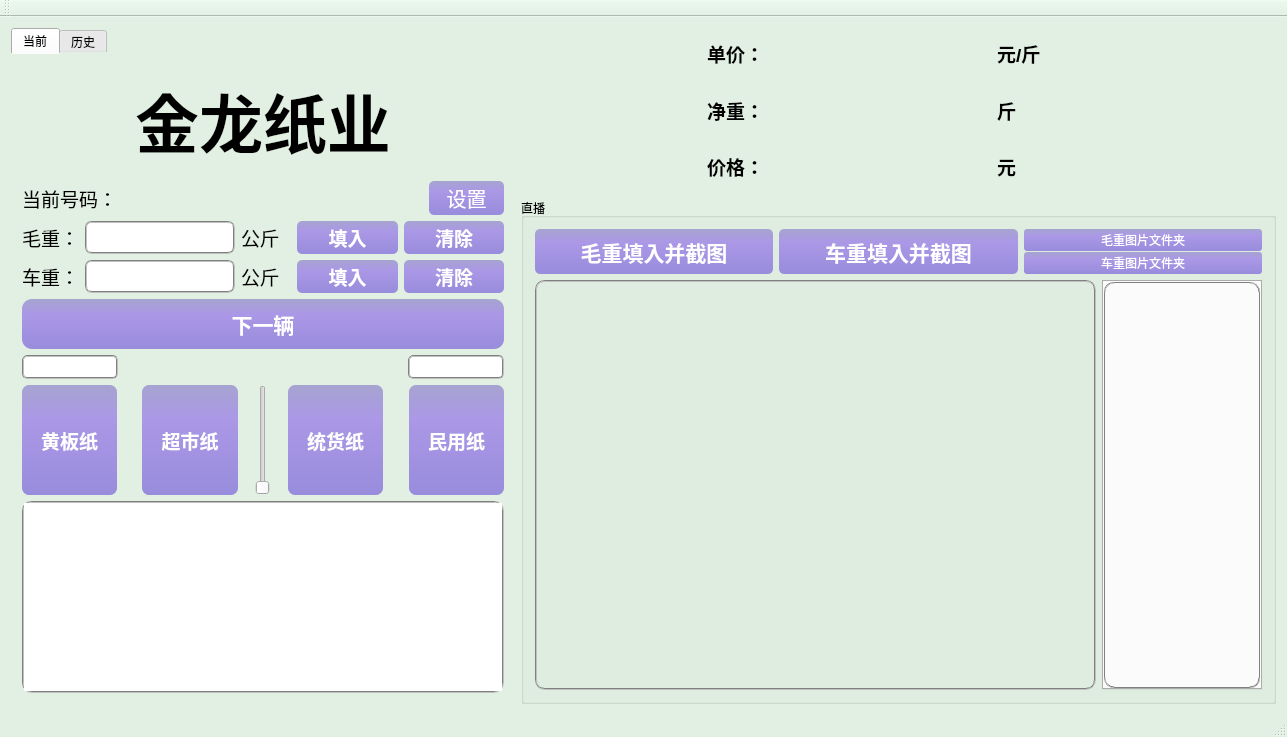
Qt form wasterecycle.ui (ljhuan/WasteRecycle) before a commit.
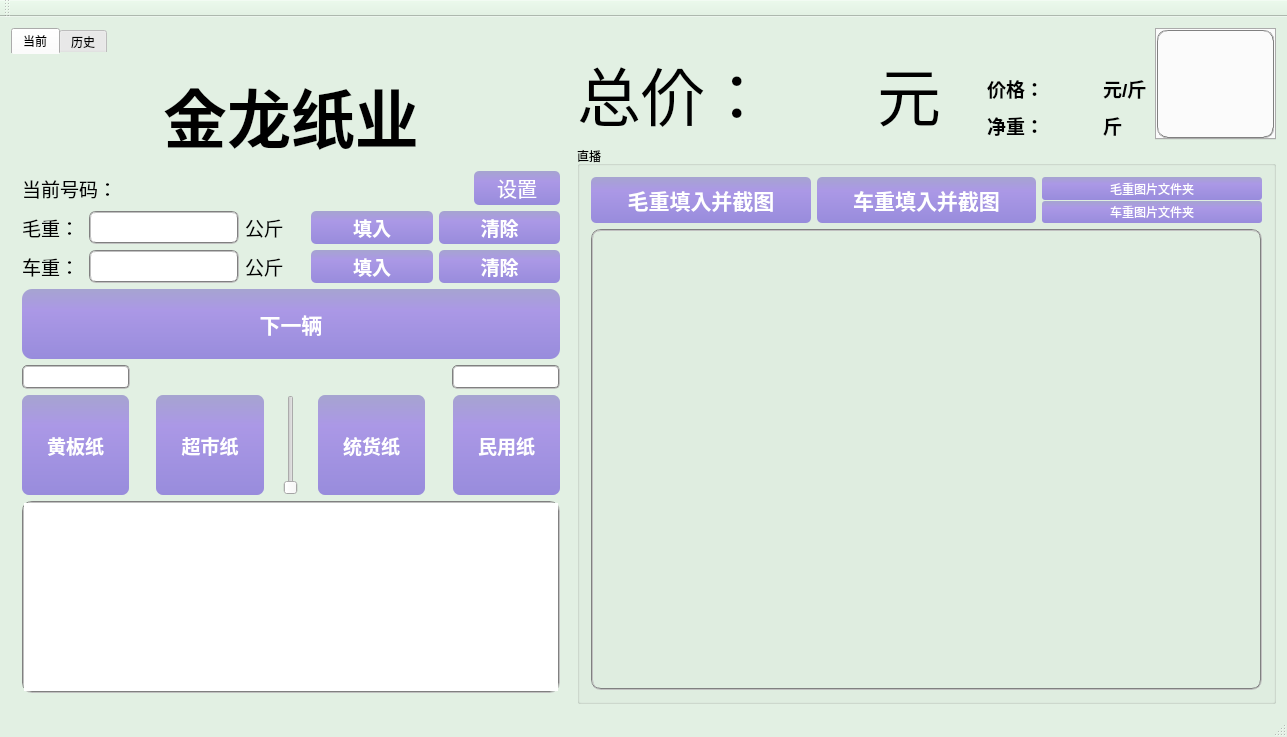
The same form after that commit.

```diff
--- a/wasterecycle.ui
+++ b/wasterecycle.ui
@@ -90,7 +90,7 @@
    <string notr="true"/>
   </property>
   <widget class="QWidget" name="centralWidget">
-   <layout class="QHBoxLayout" name="horizontalLayout_3" stretch="4,6">
+   <layout class="QHBoxLayout" name="horizontalLayout_8" stretch="4,5">
     <item>
      <widget class="QTabWidget" name="tabWidget">
       <property name="styleSheet">
@@ -646,7 +646,7 @@
           <property name="minimumSize">
            <size>
             <width>0</width>
-            <height>50</height>
+            <height>70</height>
            </size>
           </property>
           <property name="maximumSize">
@@ -1307,11 +1307,67 @@
      </widget>
     </item>
     <item>
-     <layout class="QVBoxLayout" name="verticalLayout" stretch="1,1,1,10">
+     <layout class="QVBoxLayout" name="verticalLayout" stretch="2,10">
       <item>
-       <layout class="QHBoxLayout" name="horizontalLayout_8" stretch="2,1,2,1,2">
+       <layout class="QHBoxLayout" name="horizontalLayout_3" stretch="5,2,1">
         <item>
-         <spacer name="horizontalSpacer_9">
+         <layout class="QHBoxLayout" name="horizontalLayout_10" stretch="1,2,1,0">
+          <item>
+           <widget class="QLabel" name="label_9">
+            <property name="font">
+             <font>
+              <family>Arial</family>
+              <pointsize>48</pointsize>
+              <weight>50</weight>
+              <bold>false</bold>
+             </font>
+            </property>
+            <property name="text">
+             <string>总价：</string>
+            </property>
+            <property name="alignment">
+             <set>Qt::AlignBottom|Qt::AlignLeading|Qt::AlignLeft</set>
+            </property>
+           </widget>
+          </item>
+          <item>
+           <widget class="QLabel" name="lb_Price">
+            <property name="font">
+             <font>
+              <family>Arial</family>
+              <pointsize>48</pointsize>
+              <weight>50</weight>
+              <bold>false</bold>
+             </font>
+            </property>
+            <property name="text">
+             <string/>
+            </property>
+            <property name="alignment">
+             <set>Qt::AlignBottom|Qt::AlignHCenter</set>
+            </property>
+           </widget>
+          </item>
+          <item>
+           <widget class="QLabel" name="label_8">
+            <property name="font">
+             <font>
+              <family>Arial</family>
+              <pointsize>48</pointsize>
+              <weight>50</weight>
+              <bold>false</bold>
+             </font>
+            </property>
+            <property name="text">
+             <string>元</string>
+            </property>
+            <property name="alignment">
+             <set>Qt::AlignBottom|Qt::AlignLeading|Qt::AlignLeft</set>
+            </property>
+           </widget>
+          </item>
+          <item>
+           <spacer name="horizontalSpacer_2">
           <property name="orientation">
            <enum>Qt::Horizontal</enum>
           </property>
@@ -1323,7 +1379,11 @@
           </property>
          </spacer>
         </item>
+         </layout>
+        </item>
         <item>
+         <layout class="QGridLayout" name="gridLayout">
+          <item row="1" column="0">
          <widget class="QLabel" name="label_15">
           <property name="font">
            <font>
@@ -1334,29 +1394,14 @@
            </font>
           </property>
           <property name="text">
-           <string>单价：</string>
-          </property>
-         </widget>
-        </item>
-        <item>
-         <widget class="QLabel" name="lb_unitPrice">
-          <property name="font">
-           <font>
-            <family>Arial</family>
-            <pointsize>20</pointsize>
-            <weight>75</weight>
-            <bold>true</bold>
-           </font>
-          </property>
-          <property name="text">
-           <string/>
+             <string>价格：</string>
           </property>
           <property name="alignment">
-           <set>Qt::AlignCenter</set>
+             <set>Qt::AlignBottom|Qt::AlignLeading|Qt::AlignLeft</set>
           </property>
          </widget>
         </item>
-        <item>
+          <item row="1" column="2">
          <widget class="QLabel" name="label_14">
           <property name="font">
            <font>
@@ -1369,39 +1414,12 @@
           <property name="text">
            <string>元/斤</string>
           </property>
-         </widget>
-        </item>
-        <item>
-         <spacer name="horizontalSpacer_10">
-          <property name="orientation">
-           <enum>Qt::Horizontal</enum>
-          </property>
-          <property name="sizeHint" stdset="0">
-           <size>
-            <width>40</width>
-            <height>20</height>
-           </size>
-          </property>
-         </spacer>
-        </item>
-       </layout>
-      </item>
-      <item>
-       <layout class="QHBoxLayout" name="horizontalLayout_9" stretch="2,1,2,1,2">
-        <item>
-         <spacer name="horizontalSpacer_11">
-          <property name="orientation">
-           <enum>Qt::Horizontal</enum>
-          </property>
-          <property name="sizeHint" stdset="0">
-           <size>
-            <width>40</width>
-            <height>20</height>
-           </size>
-          </property>
-         </spacer>
-        </item>
-        <item>
+            <property name="alignment">
+             <set>Qt::AlignBottom|Qt::AlignLeading|Qt::AlignLeft</set>
+            </property>
+           </widget>
+          </item>
+          <item row="2" column="0">
          <widget class="QLabel" name="label_11">
           <property name="font">
            <font>
@@ -1414,9 +1432,12 @@
           <property name="text">
            <string>净重：</string>
           </property>
-         </widget>
-        </item>
-        <item>
+            <property name="alignment">
+             <set>Qt::AlignBottom|Qt::AlignLeading|Qt::AlignLeft</set>
+            </property>
+           </widget>
+          </item>
+          <item row="2" column="1">
          <widget class="QLabel" name="lb_NetWeight">
           <property name="font">
            <font>
@@ -1430,11 +1451,11 @@
            <string/>
           </property>
           <property name="alignment">
-           <set>Qt::AlignCenter</set>
+             <set>Qt::AlignBottom|Qt::AlignLeading|Qt::AlignLeft</set>
           </property>
          </widget>
         </item>
-        <item>
+          <item row="2" column="2">
          <widget class="QLabel" name="label_12">
           <property name="font">
            <font>
@@ -1447,55 +1468,13 @@
           <property name="text">
            <string>斤</string>
           </property>
-         </widget>
-        </item>
-        <item>
-         <spacer name="horizontalSpacer_12">
-          <property name="orientation">
-           <enum>Qt::Horizontal</enum>
-          </property>
-          <property name="sizeHint" stdset="0">
-           <size>
-            <width>40</width>
-            <height>20</height>
-           </size>
-          </property>
-         </spacer>
-        </item>
-       </layout>
-      </item>
-      <item>
-       <layout class="QHBoxLayout" name="horizontalLayout_10" stretch="2,1,2,1,2">
-        <item>
-         <spacer name="horizontalSpacer_13">
-          <property name="orientation">
-           <enum>Qt::Horizontal</enum>
-          </property>
-          <property name="sizeHint" stdset="0">
-           <size>
-            <width>40</width>
-            <height>20</height>
-           </size>
-          </property>
-         </spacer>
-        </item>
-        <item>
-         <widget class="QLabel" name="label_9">
-          <property name="font">
-           <font>
-            <family>Arial</family>
-            <pointsize>14</pointsize>
-            <weight>75</weight>
-            <bold>true</bold>
-           </font>
-          </property>
-          <property name="text">
-           <string>价格：</string>
-          </property>
-         </widget>
-        </item>
-        <item>
-         <widget class="QLabel" name="lb_Price">
+            <property name="alignment">
+             <set>Qt::AlignBottom|Qt::AlignLeading|Qt::AlignLeft</set>
+            </property>
+           </widget>
+          </item>
+          <item row="1" column="1">
+           <widget class="QLabel" name="lb_unitPrice">
           <property name="font">
            <font>
             <family>Arial</family>
@@ -1508,37 +1487,34 @@
            <string/>
           </property>
           <property name="alignment">
-           <set>Qt::AlignCenter</set>
+             <set>Qt::AlignBottom|Qt::AlignLeading|Qt::AlignLeft</set>
           </property>
          </widget>
         </item>
-        <item>
-         <widget class="QLabel" name="label_8">
-          <property name="font">
-           <font>
-            <family>Arial</family>
-            <pointsize>14</pointsize>
-            <weight>75</weight>
-            <bold>true</bold>
-           </font>
-          </property>
-          <property name="text">
-           <string>元</string>
-          </property>
-         </widget>
-        </item>
-        <item>
-         <spacer name="horizontalSpacer_14">
+          <item row="0" column="0">
+           <spacer name="verticalSpacer">
           <property name="orientation">
-           <enum>Qt::Horizontal</enum>
+             <enum>Qt::Vertical</enum>
           </property>
           <property name="sizeHint" stdset="0">
            <size>
-            <width>40</width>
-            <height>20</height>
+              <width>20</width>
+              <height>40</height>
            </size>
           </property>
          </spacer>
+          </item>
+         </layout>
+        </item>
+        <item>
+         <widget class="QTabWidget" name="tw_devices">
+          <property name="styleSheet">
+           <string notr="true">border:1px groove gray;border-radius:10px;padding:0px 0px;</string>
+          </property>
+          <property name="currentIndex">
+           <number>-1</number>
+          </property>
+         </widget>
         </item>
        </layout>
       </item>
@@ -1720,7 +1696,7 @@
           </layout>
          </item>
          <item>
-          <layout class="QHBoxLayout" name="horizontalLayout_14" stretch="7,2">
+          <layout class="QHBoxLayout" name="horizontalLayout_14" stretch="7">
            <item>
             <widget class="QWidget" name="w_playWindow" native="true">
              <property name="styleSheet">
@@ -1728,16 +1704,6 @@
              </property>
             </widget>
            </item>
-           <item>
-            <widget class="QTabWidget" name="tw_devices">
-             <property name="styleSheet">
-              <string notr="true">border:1px groove gray;border-radius:10px;padding:0px 0px;</string>
-             </property>
-             <property name="currentIndex">
-              <number>-1</number>
-             </property>
-            </widget>
-           </item>
           </layout>
          </item>
         </layout>
```
Lines whose indentation alone changed are shown as unchanged.
